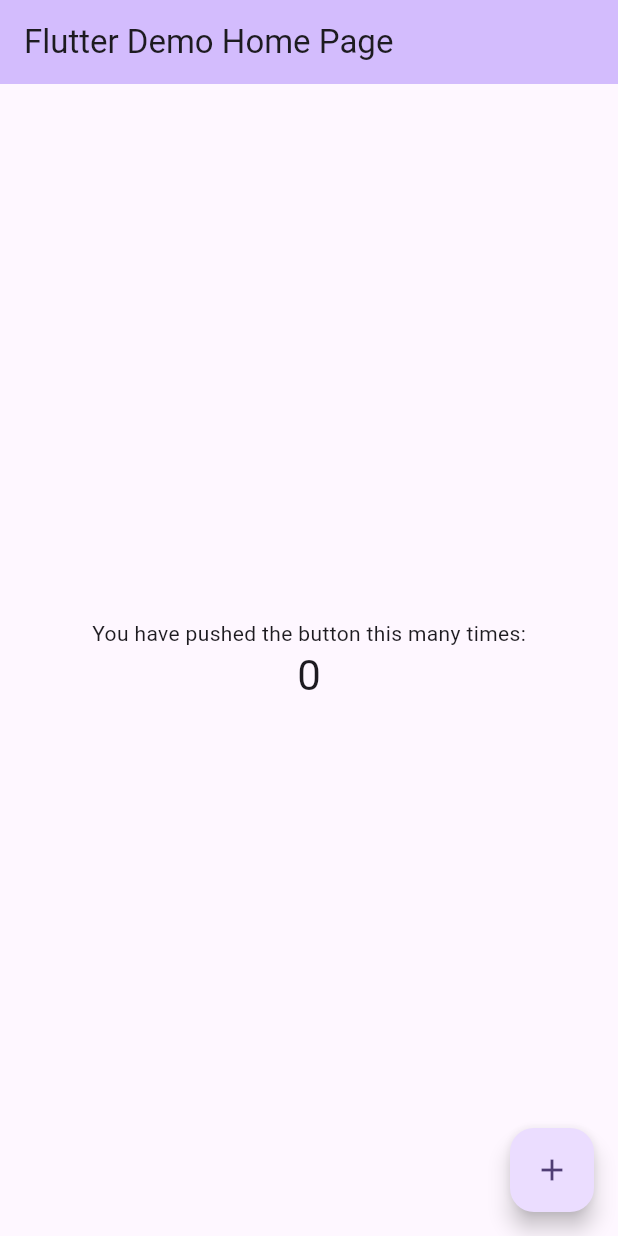
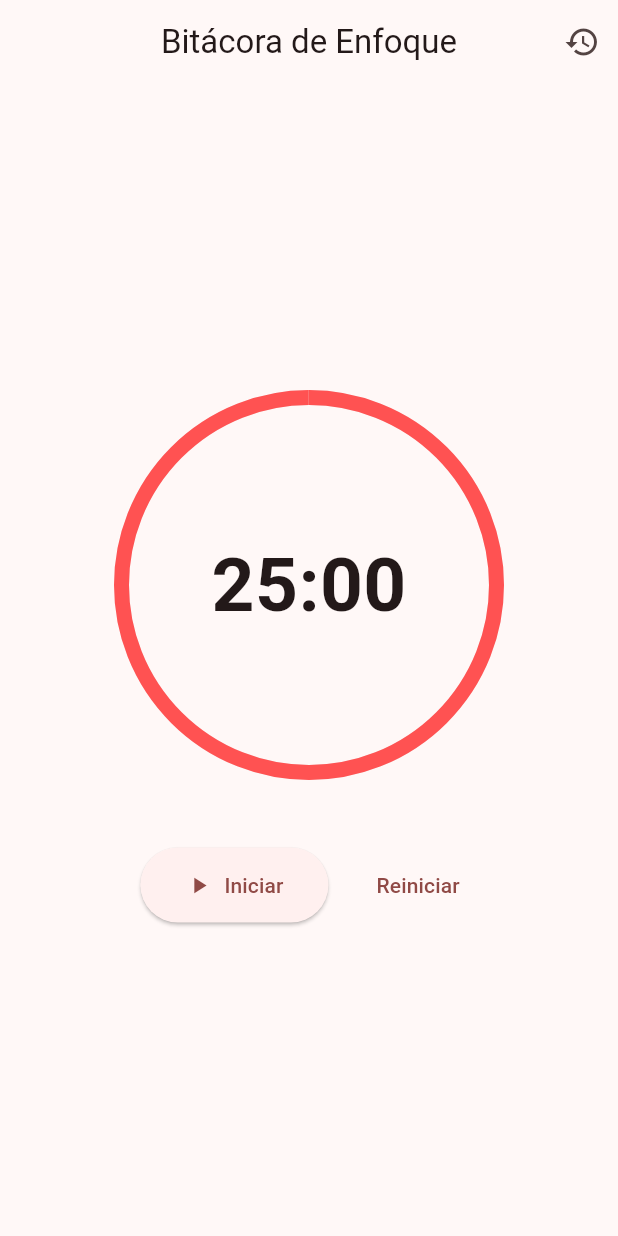
Before and after one commit to ChemmazZZ/examenfinal, a Flutter app: the screen it shows after launch, on a phone screen of 412 x 824 dp. Run offline on Flutter 3.47's test engine with Material 3 defaults, Android fonts, the phone set to English and light mode, and no system bars; our stand-ins replace sqflite; accounts and stored records are empty.

Commit message:
Diseño de la pantalla main (principal con su respectivo timer)

```diff
--- a/lib/main.dart
+++ b/lib/main.dart
@@ -1,122 +1,34 @@
 import 'package:flutter/material.dart';
+import 'package:provider/provider.dart';
+import 'providers/timer_provider.dart';
+import 'providers/session_provider.dart';
+import 'screens/home_screen.dart';
 
 void main() {
-  runApp(const MyApp());
+  runApp(const BitacoraApp());
 }
 
-class MyApp extends StatelessWidget {
-  const MyApp({super.key});
+class BitacoraApp extends StatelessWidget {
+  const BitacoraApp({super.key});
 
-  // This widget is the root of your application.
   @override
   Widget build(BuildContext context) {
-    return MaterialApp(
-      title: 'Flutter Demo',
-      theme: ThemeData(
-        // This is the theme of your application.
-        //
-        // TRY THIS: Try running your application with "flutter run". You'll see
-        // the application has a purple toolbar. Then, without quitting the app,
-        // try changing the seedColor in the colorScheme below to Colors.green
-        // and then invoke "hot reload" (save your changes or press the "hot
-        // reload" button in a Flutter-supported IDE, or press "r" if you used
-        // the command line to start the app).
-        //
-        // Notice that the counter didn't reset back to zero; the application
-        // state is not lost during the reload. To reset the state, use hot
-        // restart instead.
-        //
-        // This works for code too, not just values: Most code changes can be
-        // tested with just a hot reload.
-        colorScheme: ColorScheme.fromSeed(seedColor: Colors.deepPurple),
+    // usamos multiprovider para inyectar la logica en toda la app
+    return MultiProvider(
+      providers: [
+        ChangeNotifierProvider(create: (_) => TimerProvider()),
+        ChangeNotifierProvider(create: (_) => SessionProvider()),
+      ],
+      child: MaterialApp(
+        title: 'Bitácora de Enfoque',
+        debugShowCheckedModeBanner: false,
+        theme: ThemeData(
+          colorScheme: ColorScheme.fromSeed(seedColor: Colors.redAccent),
+          useMaterial3: true,
+        ),
+        // definimos la pantalla principal
+        home: const HomeScreen(),
       ),
-      home: const MyHomePage(title: 'Flutter Demo Home Page'),
     );
   }
 }
-
-class MyHomePage extends StatefulWidget {
-  const MyHomePage({super.key, required this.title});
-
-  // This widget is the home page of your application. It is stateful, meaning
-  // that it has a State object (defined below) that contains fields that affect
-  // how it looks.
-
-  // This class is the configuration for the state. It holds the values (in this
-  // case the title) provided by the parent (in this case the App widget) and
-  // used by the build method of the State. Fields in a Widget subclass are
-  // always marked "final".
-
-  final String title;
-
-  @override
-  State<MyHomePage> createState() => _MyHomePageState();
-}
-
-class _MyHomePageState extends State<MyHomePage> {
-  int _counter = 0;
-
-  void _incrementCounter() {
-    setState(() {
-      // This call to setState tells the Flutter framework that something has
-      // changed in this State, which causes it to rerun the build method below
-      // so that the display can reflect the updated values. If we changed
-      // _counter without calling setState(), then the build method would not be
-      // called again, and so nothing would appear to happen.
-      _counter++;
-    });
-  }
-
-  @override
-  Widget build(BuildContext context) {
-    // This method is rerun every time setState is called, for instance as done
-    // by the _incrementCounter method above.
-    //
-    // The Flutter framework has been optimized to make rerunning build methods
-    // fast, so that you can just rebuild anything that needs updating rather
-    // than having to individually change instances of widgets.
-    return Scaffold(
-      appBar: AppBar(
-        // TRY THIS: Try changing the color here to a specific color (to
-        // Colors.amber, perhaps?) and trigger a hot reload to see the AppBar
-        // change color while the other colors stay the same.
-        backgroundColor: Theme.of(context).colorScheme.inversePrimary,
-        // Here we take the value from the MyHomePage object that was created by
-        // the App.build method, and use it to set our appbar title.
-        title: Text(widget.title),
-      ),
-      body: Center(
-        // Center is a layout widget. It takes a single child and positions it
-        // in the middle of the parent.
-        child: Column(
-          // Column is also a layout widget. It takes a list of children and
-          // arranges them vertically. By default, it sizes itself to fit its
-          // children horizontally, and tries to be as tall as its parent.
-          //
-          // Column has various properties to control how it sizes itself and
-          // how it positions its children. Here we use mainAxisAlignment to
-          // center the children vertically; the main axis here is the vertical
-          // axis because Columns are vertical (the cross axis would be
-          // horizontal).
-          //
-          // TRY THIS: Invoke "debug painting" (choose the "Toggle Debug Paint"
-          // action in the IDE, or press "p" in the console), to see the
-          // wireframe for each widget.
-          mainAxisAlignment: MainAxisAlignment.center,
-          children: <Widget>[
-            const Text('You have pushed the button this many times:'),
-            Text(
-              '$_counter',
-              style: Theme.of(context).textTheme.headlineMedium,
-            ),
-          ],
-        ),
-      ),
-      floatingActionButton: FloatingActionButton(
-        onPressed: _incrementCounter,
-        tooltip: 'Increment',
-        child: const Icon(Icons.add),
-      ), // This trailing comma makes auto-formatting nicer for build methods.
-    );
-  }
-}
--- /dev/null
+++ b/lib/screens/home_screen.dart
@@ -0,0 +1,94 @@
+import 'package:flutter/material.dart';
+import 'package:provider/provider.dart';
+import '../providers/timer_provider.dart';
+
+class HomeScreen extends StatelessWidget {
+  const HomeScreen({super.key});
+
+  @override
+  Widget build(BuildContext context) {
+    // traigo el provider para el tiempo
+    final timerProvider = Provider.of<TimerProvider>(context);
+
+    return Scaffold(
+      appBar: AppBar(
+        title: const Text('Bitácora de Enfoque'),
+        centerTitle: true,
+        actions: [
+          IconButton(
+            icon: const Icon(Icons.history),
+            onPressed: () {
+              // aqui ira el historial de navegacion
+              print("ir al historial");
+            },
+          )
+        ],
+      ),
+      body: Center(
+        child: Column(
+          mainAxisAlignment: MainAxisAlignment.center,
+          children: [
+            // el circulo que muestra el progreso
+            Stack(
+              alignment: Alignment.center,
+              children: [
+                SizedBox(
+                  width: 250,
+                  height: 250,
+                  child: CircularProgressIndicator(
+                    // calculo cuanto falta para que se vacie el circulo
+                    value: timerProvider.timeLeft / (25 * 60),
+                    strokeWidth: 10,
+                    color: Colors.redAccent,
+                    backgroundColor: Colors.grey[200],
+                  ),
+                ),
+                Text(
+                  timerProvider.timerString,
+                  style: const TextStyle(fontSize: 50, fontWeight: FontWeight.bold),
+                ),
+              ],
+            ),
+            const SizedBox(height: 50),
+            // fila de botones de control
+            Row(
+              mainAxisAlignment: MainAxisAlignment.center,
+              children: [
+                // cambio el boton segun si esta corriendo o no
+                if (!timerProvider.isRunning)
+                  ElevatedButton.icon(
+                    onPressed: () {
+                      timerProvider.startTimer(() {
+                        // funcion que se ejecuta cuando acaba el tiempo
+                        print("termino el pomodoro");
+                      });
+                    },
+                    icon: const Icon(Icons.play_arrow),
+                    label: const Text("Iniciar"),
+                    style: ElevatedButton.styleFrom(
+                      padding: const EdgeInsets.symmetric(horizontal: 30, vertical: 15),
+                    ),
+                  )
+                else
+                  ElevatedButton.icon(
+                    onPressed: timerProvider.stopTimer,
+                    icon: const Icon(Icons.pause),
+                    label: const Text("Pausar"),
+                    style: ElevatedButton.styleFrom(
+                      backgroundColor: Colors.orange,
+                      padding: const EdgeInsets.symmetric(horizontal: 30, vertical: 15),
+                    ),
+                  ),
+                const SizedBox(width: 20),
+                TextButton(
+                  onPressed: timerProvider.resetTimer,
+                  child: const Text("Reiniciar"),
+                ),
+              ],
+            ),
+          ],
+        ),
+      ),
+    );
+  }
+}
```
